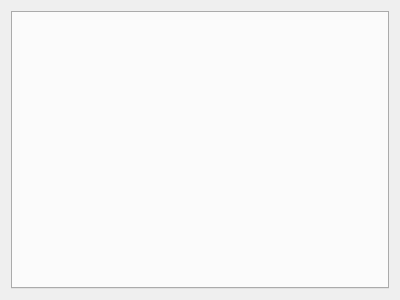
Above: ui/TransferFunctionWidget.ui from ThomasKroes/exposure-render.ercore before the change. Below: the same form after it.
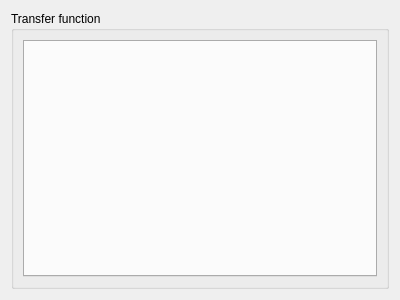
That is the form after the change.

The edit to the form file:
```diff
--- a/ui/TransferFunctionWidget.ui
+++ b/ui/TransferFunctionWidget.ui
@@ -15,10 +15,19 @@
   </property>
   <layout class="QVBoxLayout" name="verticalLayout">
    <item>
+    <widget class="QGroupBox" name="groupBox">
+     <property name="title">
+      <string>Transfer function</string>
+     </property>
+     <layout class="QVBoxLayout" name="verticalLayout_2">
+      <item>
     <widget class="QTabWidget" name="TransferFunctionTabWidget">
      <property name="currentIndex">
       <number>-1</number>
      </property>
+       </widget>
+      </item>
+     </layout>
     </widget>
    </item>
   </layout>
```
Lines whose indentation alone changed are shown as unchanged.
